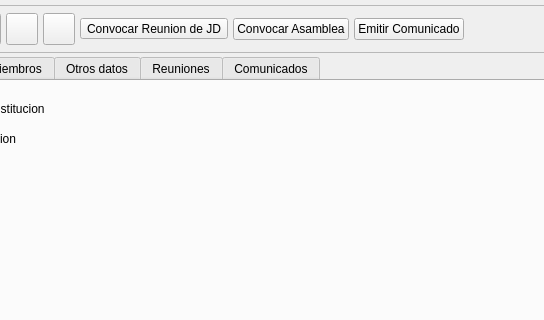
The window that bulmages/bulmafact/plugins/pluginbf_asociacion/jdirectivabase.ui (eboladev/Bulmages-1) describes before a commit, drawn with Qt 5; both pictures show x 95 to 639 and y 0 to 320 of the 741 by 406 pixel window.
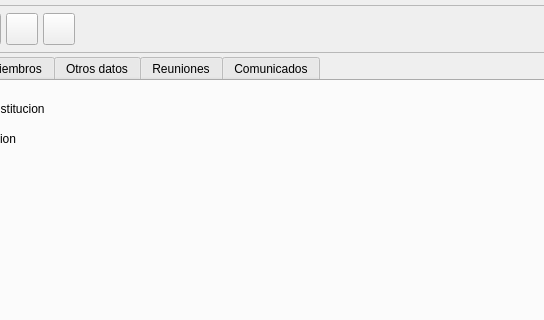
The same window after the commit. Icons and pictures are not drawn. Custom widgets are drawn as their Qt base class.

Patch:
```diff
--- a/bulmages/bulmafact/plugins/pluginbf_asociacion/jdirectivabase.ui
+++ b/bulmages/bulmafact/plugins/pluginbf_asociacion/jdirectivabase.ui
@@ -193,27 +193,6 @@
           </property>
          </widget>
         </item>
-        <item>
-         <widget class="QToolButton" name="toolButton">
-          <property name="text">
-           <string>Convocar Reunion de JD</string>
-          </property>
-         </widget>
-        </item>
-        <item>
-         <widget class="QPushButton" name="pushButton">
-          <property name="text">
-           <string>Convocar Asamblea</string>
-          </property>
-         </widget>
-        </item>
-        <item>
-         <widget class="QPushButton" name="pushButton_2">
-          <property name="text">
-           <string>Emitir Comunicado</string>
-          </property>
-         </widget>
-        </item>
         <item>
          <spacer>
           <property name="orientation">
```
